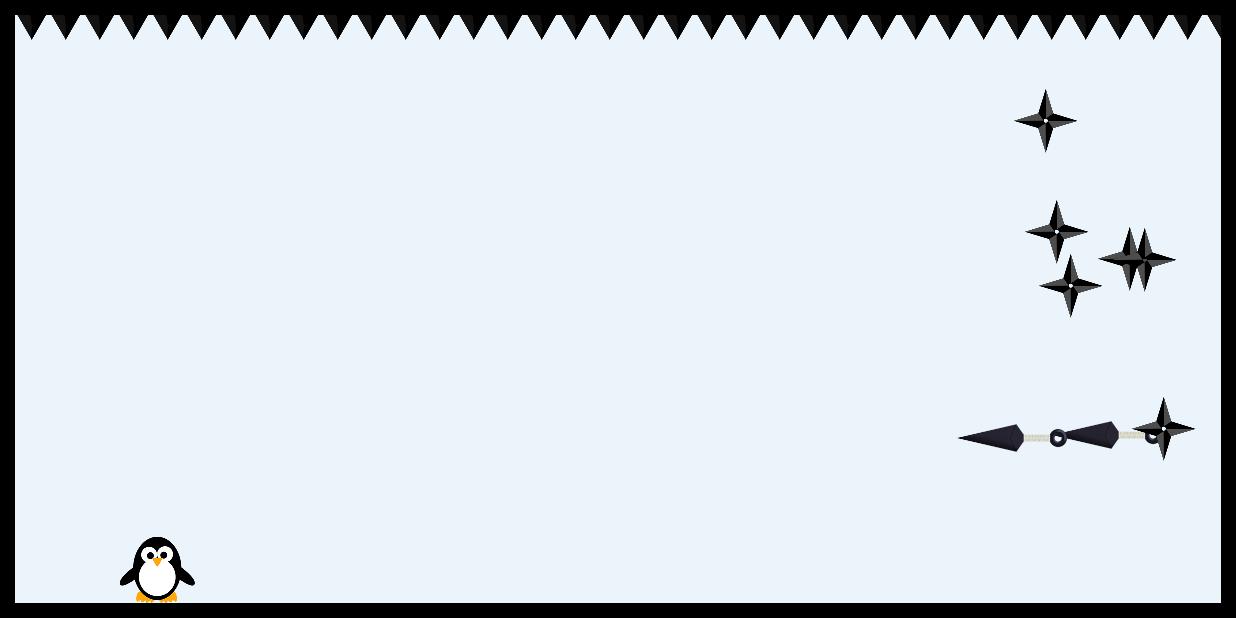
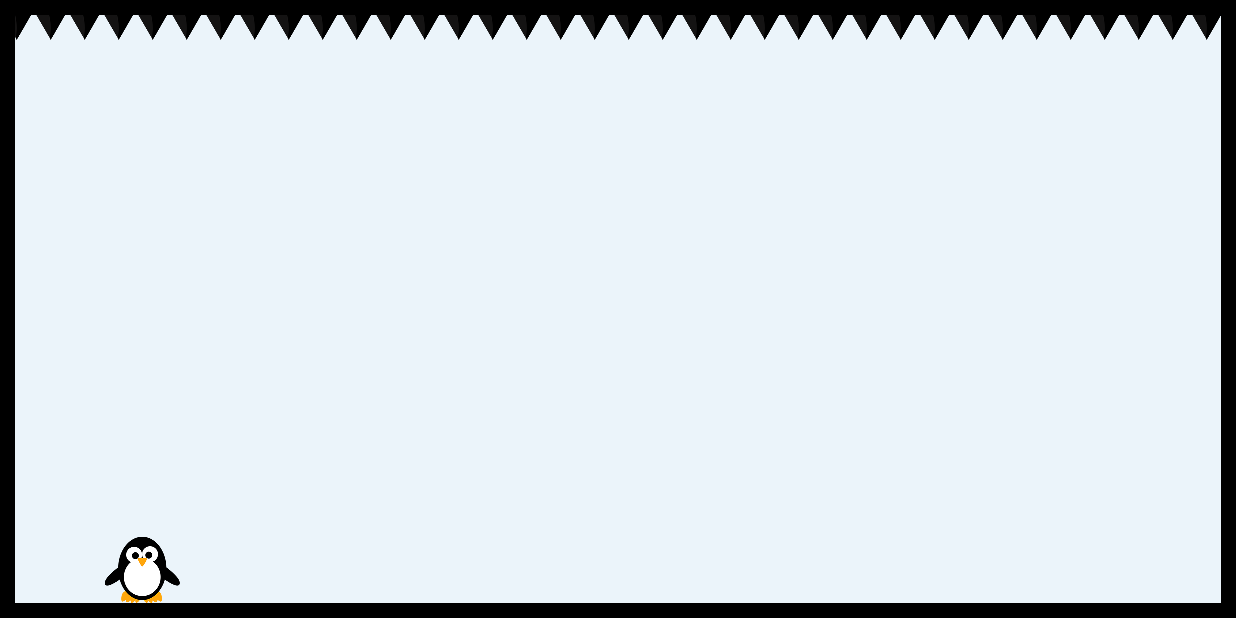
Before and after one commit to vladfatu/dont-die, an Android app: the GameActivity screen opened directly, with no data from a screen before it, on a phone screen of 824 x 412 dp (held sideways). Run offline under Robolectric (Android 15) with nearby library versions, the phone set to English and light mode, and no system bars; our stand-ins replace AdMob; 5 statements that could not run were skipped.

Commit message:
- added start game counting

```diff
--- a/app/src/main/java/com/tacticsgames/dontdie/GameActivity.java
+++ b/app/src/main/java/com/tacticsgames/dontdie/GameActivity.java
@@ -2,10 +2,12 @@ package com.tacticsgames.dontdie;
 
 import android.graphics.Matrix;
 import android.graphics.Point;
+import android.os.Build;
 import android.os.Bundle;
 import android.view.Display;
 import android.view.View;
 import android.view.ViewGroup;
+import android.view.animation.AlphaAnimation;
 import android.view.animation.Animation;
 import android.view.animation.Transformation;
 import android.widget.ImageView;
@@ -31,6 +33,9 @@ public class GameActivity extends PlayServicesActivity {
     private TextView gameOverScore;
     private RelativeLayout gameLayout;
     private TextView gameOverMessage;
+    private TextView startGameCounterView;
+    private View leftLayout;
+    private int startGameCounter;
     private boolean gameOver;
 
     private int bottomInPixels;
@@ -56,11 +61,13 @@ public class GameActivity extends PlayServicesActivity {
         gameOverScore = TextView.class.cast(findViewById(R.id.gameOverScore));
         spikesLayout = findViewById(R.id.spikesLayout);
         gameOverMessage = TextView.class.cast(findViewById(R.id.gameOverMessage));
+        startGameCounterView = TextView.class.cast(findViewById(R.id.startGameCounter));
+        leftLayout = findViewById(R.id.leftLayout);
 
         insultPicker = new InsultPicker();
         weaponGenerator = new WeaponGenerator();
         initialiseWeapons();
-        startObstacles();
+        startGame();
     }
 
     private void setupAd() {
@@ -87,25 +94,63 @@ public class GameActivity extends PlayServicesActivity {
         return getLocalClassName();
     }
 
-    private void startObstacles(){
+    private void startGame() {
         gameOverLayout.setVisibility(View.GONE);
+        startGameCounterView.setVisibility(View.VISIBLE);
         rotate(penguinImage, 0);
-        gameOver = false;
         passedObstacles = 0;
+        startGameCounterView.setText("3");
+        startGameCounter = 3;
+        makeWeaponsInvisible();
+        showStartGameCounterAnimation();
+    }
+
+    private void showStartGameCounterAnimation() {
+        Animation fadeIn = new AlphaAnimation(0, 1);
+        fadeIn.setDuration(1000);
+        fadeIn.setAnimationListener(new Animation.AnimationListener() {
+            @Override
+            public void onAnimationStart(Animation animation) {
+
+            }
+
+            @Override
+            public void onAnimationEnd(Animation animation) {
+                if (startGameCounter <= 0) {
+                    startGameCounterView.setVisibility(View.GONE);
+                } else if (startGameCounter == 1) {
                     startWeaponAnimations();
+                    startGameCounter--;
+                    startGameCounterView.setText(R.string.go);
+                    showStartGameCounterAnimation();
+                } else {
+                    startGameCounter--;
+                    startGameCounterView.setText(Integer.toString(startGameCounter));
+                    showStartGameCounterAnimation();
+                }
+            }
+
+            @Override
+            public void onAnimationRepeat(Animation animation) {
+
+            }
+        });
+        startGameCounterView.startAnimation(fadeIn);
     }
 
     private void initialiseWeapons() {
         weaponMap = new HashMap<>();
-        for (int i=0; i< WEAPON_COUNT; i++) {
+        for (int i = 0; i < WEAPON_COUNT; i++) {
             Weapon weapon = weaponGenerator.generateWeapon(this);
             weaponMap.put(i, weapon);
             gameLayout.addView(weapon.getView());
         }
+        leftLayout.bringToFront();
     }
 
     private void startWeaponAnimations() {
-        for (int i=0; i< WEAPON_COUNT; i++) {
+        gameOver = false;
+        for (int i = 0; i < WEAPON_COUNT; i++) {
             startWeaponAnimation(i);
         }
     }
@@ -114,6 +159,7 @@ public class GameActivity extends PlayServicesActivity {
         Weapon weapon = weaponMap.get(id);
         weaponGenerator.randomizeWeapon(this, weapon, getScreenWidth());
         rotate(weapon.getView(), 0);
+        setAlpha(weapon.getView(), 255);
 
         boolean rotate = weapon.getWeaponType() == WeaponType.NINJA_STAR;
         Animation a = new TranslateXAnimation(weapon.getView(), getScreenWidth(), rotate);
@@ -140,6 +186,20 @@ public class GameActivity extends PlayServicesActivity {
 //        animationSet.addAnimation(a);
         weapon.getView().startAnimation(a);
 
+    }
+
+    private void makeWeaponsInvisible() {
+        for (int i = 0; i < WEAPON_COUNT; i++) {
+            setAlpha(weaponMap.get(i).getView(), 0);
+        }
+    }
+
+    private void setAlpha(ImageView imageView, int alpha) {
+        if (Build.VERSION.SDK_INT >= Build.VERSION_CODES.JELLY_BEAN) {
+            imageView.setImageAlpha(alpha);
+        } else {
+            imageView.setAlpha(alpha);
+        }
     }
 
     private void translateImageUpWithAnimation() {
@@ -181,7 +241,7 @@ public class GameActivity extends PlayServicesActivity {
     }
 
     public void onRetryClicked(View view) {
-        startObstacles();
+        startGame();
     }
 
     private int getScreenWidth() {
@@ -269,6 +329,7 @@ public class GameActivity extends PlayServicesActivity {
 
         @Override
         protected void applyTransformation(float interpolatedTime, Transformation t) {
+            if (targetView.getLeft() > PixelConverter.getPixelsFromDp(GameActivity.this, 3)) {
                 ViewGroup.MarginLayoutParams params = ViewGroup.MarginLayoutParams.class.cast(targetView.getLayoutParams());
                 params.rightMargin = (int) (rightMargin * interpolatedTime);
                 targetView.setLayoutParams(params);
@@ -284,3 +345,4 @@ public class GameActivity extends PlayServicesActivity {
             }
         }
     }
+}
--- a/app/src/main/res/layout/activity_game.xml
+++ b/app/src/main/res/layout/activity_game.xml
@@ -11,9 +11,18 @@
         android:id="@+id/game_content"
         android:clipChildren="false"
         android:clipToPadding="false"
-        android:layout_margin="10dp"
+        android:layout_marginRight="10dp"
+        android:layout_marginTop="10dp"
+        android:layout_marginBottom="10dp"
         android:background="#ebf4fa"
         android:onClick="onLayoutClick">
+
+        <RelativeLayout
+            android:layout_width="10dp"
+            android:layout_height="match_parent"
+            android:id="@+id/leftLayout"
+            android:background="@android:color/black"
+            android:layout_alignParentLeft="true"/>
 
         <RelativeLayout
             android:layout_width="match_parent"
@@ -36,7 +45,7 @@
         android:id="@+id/gameOverLayout"
         android:layout_width="match_parent"
         android:layout_height="match_parent"
-        android:visibility="visible">
+        android:visibility="gone">
 
         <TextView
             android:id="@+id/gameOverText"
@@ -82,4 +91,12 @@
 
     </RelativeLayout>
 
+    <TextView
+        android:layout_width="wrap_content"
+        android:layout_height="wrap_content"
+        android:id="@+id/startGameCounter"
+        android:textSize="70dp"
+        android:layout_centerHorizontal="true"
+        android:layout_centerVertical="true"/>
+
 </RelativeLayout>
--- a/app/src/main/res/values/strings.xml
+++ b/app/src/main/res/values/strings.xml
@@ -13,5 +13,6 @@
     <string name="achievements_not_available">Please sign in to view achievements.</string>
     <string name="leaderboards_not_available">Please sign in to view leaderboards.</string>
     <string name="signin_other_error">There was an issue with sign in.  Please try again later.</string>
+    <string name="go">GO</string>
 
 </resources>
```
Lines whose indentation alone changed are shown as unchanged.
